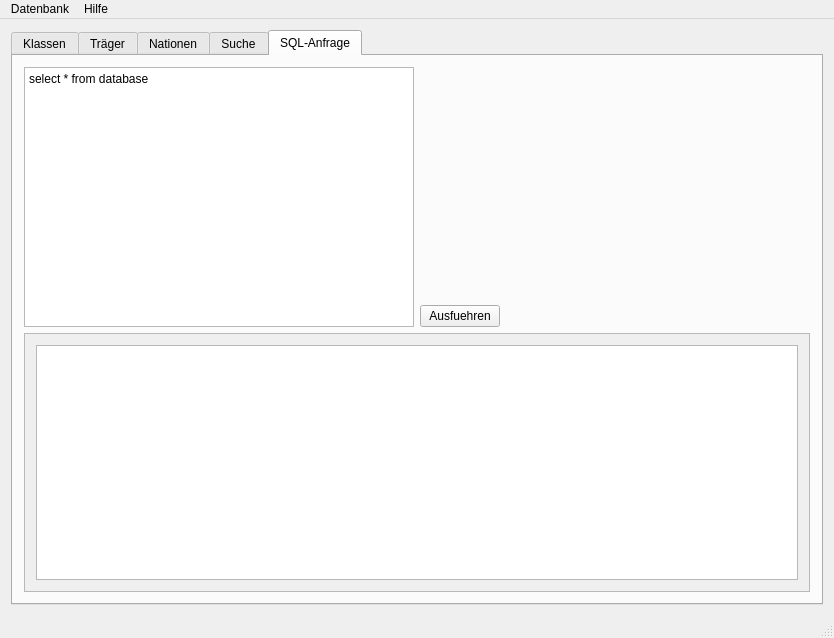
Qt form mmjodb.ui (TecStylos/MMJODB) before a commit.
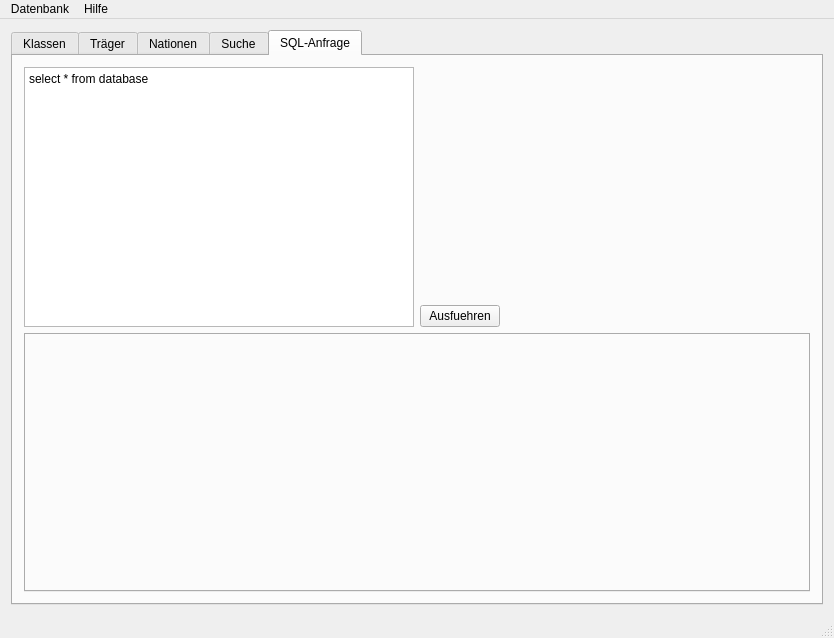
The same form after that commit.

Commit message: Added output-tabs for multi-statement queries

Patch:
```diff
--- a/mmjodb.ui
+++ b/mmjodb.ui
@@ -137,29 +137,10 @@
          </widget>
         </item>
         <item row="1" column="0" colspan="2">
-         <widget class="QScrollArea" name="scrollArea">
-          <property name="widgetResizable">
-           <bool>true</bool>
+         <widget class="QTabWidget" name="tabSQLOutput">
+          <property name="currentIndex">
+           <number>-1</number>
           </property>
-          <widget class="QWidget" name="scrollAreaWidgetContents">
-           <property name="geometry">
-            <rect>
-             <x>0</x>
-             <y>0</y>
-             <width>792</width>
-             <height>259</height>
-            </rect>
-           </property>
-           <layout class="QGridLayout" name="gridLayout_9">
-            <item row="0" column="0">
-             <layout class="QGridLayout" name="gridLayout_11">
-              <item row="0" column="0">
-               <widget class="QTableWidget" name="tableSQLOutput"/>
-              </item>
-             </layout>
-            </item>
-           </layout>
-          </widget>
          </widget>
         </item>
        </layout>
```
The commit also changes 1 other file.
